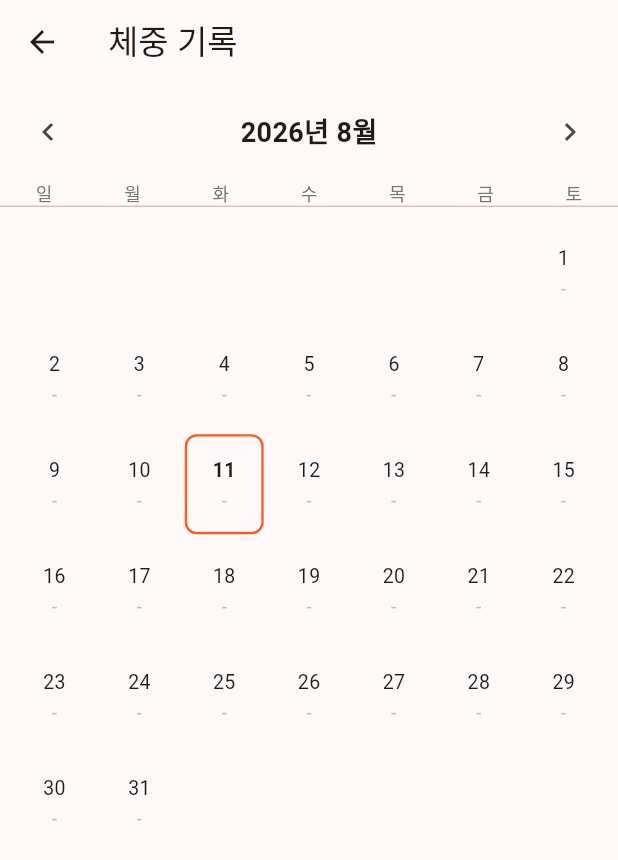
After one commit to a01065365623-lab/CalSnap, a Flutter app: the DailyLogScreen screen opened directly, after a tap on "체중 기록", on a phone screen of 412 x 824 dp. The commit adds this screen. Shown: the top 860 px of the screen. Run offline on Flutter 3.47's test engine with Material 3 defaults, Android fonts, the phone set to English and light mode, and no system bars; our stand-ins replace fl_chart, image_picker, shared_preferences, sqflite; missing offline and left inert: tflite_flutter; accounts and stored records are empty; Roboto replaces fonts that are missing (Pretendard).

Commit message:
feat: 체중 기록 캘린더, BMI/BMR 표시, 초기화/삭제 기능 추가
- 체중 기록 캘린더 화면 신규 추가 (weight_log 테이블, DB v3 마이그레이션)
- 설정 화면 및 체중 기록 화면에 BMI/BMR 표시
- 빠른측정/운동 입력 화면에 초기화 버튼, 오늘의 로그 전체 삭제 기능 추가
- 설정 화면 프로필 초기화 항목에 아이콘 추가로 가시성 개선

```diff
--- a/lib/db/database_helper.dart
+++ b/lib/db/database_helper.dart
@@ -19,7 +19,7 @@ class DatabaseHelper {
     final path = join(dbPath, 'calsnap.db');
     return openDatabase(
       path,
-      version: 2,
+      version: 3,
       onCreate: (db, version) async {
         await db.execute('''
           CREATE TABLE daily_log (
@@ -43,6 +43,12 @@ class DatabaseHelper {
             net_calories REAL DEFAULT 0
           )
         ''');
+        await db.execute('''
+          CREATE TABLE weight_log (
+            date TEXT PRIMARY KEY,
+            weight_kg REAL NOT NULL
+          )
+        ''');
       },
       onUpgrade: (db, oldVersion, newVersion) async {
         if (oldVersion < 2) {
@@ -51,6 +57,16 @@ class DatabaseHelper {
           await db.execute('ALTER TABLE daily_log ADD COLUMN carbsG REAL');
           await db.execute('ALTER TABLE daily_log ADD COLUMN proteinG REAL');
           await db.execute('ALTER TABLE daily_log ADD COLUMN fatG REAL');
+        }
+        if (oldVersion < 3) {
+          // 온보딩/프로필 체중(user_profile_service)과는 별개로, 날짜별 체중 추이를
+          // 기록하기 위한 테이블. 날짜당 하나만 유지한다(같은 날 재기록 시 덮어씀).
+          await db.execute('''
+            CREATE TABLE weight_log (
+              date TEXT PRIMARY KEY,
+              weight_kg REAL NOT NULL
+            )
+          ''');
         }
       },
     );
@@ -81,6 +97,16 @@ class DatabaseHelper {
     final db = await database;
     await db.delete('daily_log', where: 'id = ?', whereArgs: [id]);
     await _refreshDailySummary(_dateKey(date));
+  }
+
+  /// 해당 날짜의 로그를 전부 삭제한다("오늘 기록 전체 초기화" 등). 삭제 후
+  /// daily_summary도 그 날짜 기준으로 다시 계산되어 0으로 갱신된다.
+  Future<int> deleteLogsForDate(DateTime date) async {
+    final db = await database;
+    final key = _dateKey(date);
+    final count = await db.delete('daily_log', where: 'datetime LIKE ?', whereArgs: ['$key%']);
+    await _refreshDailySummary(key);
+    return count;
   }
 
   /// 여러 건을 한 번에 삽입한다 (트랜잭션 배치 + 날짜별 요약 1회씩만 갱신).
@@ -200,6 +226,50 @@ class DatabaseHelper {
         .toList();
   }
 
+  // ── weight_log (온보딩/프로필 체중과 별개인 날짜별 체중 기록) ──────
+
+  /// 해당 날짜의 체중을 기록/수정한다(같은 날짜면 덮어씀).
+  Future<void> setWeightForDate(DateTime date, double weightKg) async {
+    final db = await database;
+    await db.insert(
+      'weight_log',
+      {'date': _dateKey(date), 'weight_kg': weightKg},
+      conflictAlgorithm: ConflictAlgorithm.replace,
+    );
+  }
+
+  /// 해당 날짜의 체중 기록을 삭제한다(입력값을 비워 취소하는 용도).
+  Future<void> deleteWeightForDate(DateTime date) async {
+    final db = await database;
+    await db.delete('weight_log', where: 'date = ?', whereArgs: [_dateKey(date)]);
+  }
+
+  Future<double?> getWeightForDate(DateTime date) async {
+    final db = await database;
+    final rows = await db.query('weight_log', where: 'date = ?', whereArgs: [_dateKey(date)]);
+    if (rows.isEmpty) return null;
+    return (rows.first['weight_kg'] as num).toDouble();
+  }
+
+  /// 캘린더 한 달치처럼, 구간 내 날짜별 체중을 한 번에 조회한다. 키는 'yyyy-MM-dd'.
+  Future<Map<String, double>> getWeightsForRange(DateTime from, DateTime to) async {
+    final db = await database;
+    final rows = await db.query(
+      'weight_log',
+      where: 'date >= ? AND date <= ?',
+      whereArgs: [_dateKey(from), _dateKey(to)],
+    );
+    return {for (final r in rows) r['date'] as String: (r['weight_kg'] as num).toDouble()};
+  }
+
+  /// 가장 최근에 기록된 체중 하나(날짜 무관). 최신 체중 기준 표시용.
+  Future<double?> getLatestWeight() async {
+    final db = await database;
+    final rows = await db.query('weight_log', orderBy: 'date DESC', limit: 1);
+    if (rows.isEmpty) return null;
+    return (rows.first['weight_kg'] as num).toDouble();
+  }
+
   String _dateKey(DateTime d) =>
       '${d.year.toString().padLeft(4, '0')}-${d.month.toString().padLeft(2, '0')}-${d.day.toString().padLeft(2, '0')}';
 }
--- a/lib/screens/daily_log_screen.dart
+++ b/lib/screens/daily_log_screen.dart
@@ -5,6 +5,7 @@ import '../models/daily_log_entry.dart';
 import '../services/user_profile_service.dart';
 import '../utils/unit_converter.dart';
 import '../widgets/log_entry_tile.dart';
+import 'weight_log_screen.dart';
 
 class DailyLogScreen extends StatefulWidget {
   /// 조회할 날짜. 생략하면 오늘. 통계 화면 등에서 특정 날짜의 상세 내역을
@@ -78,6 +79,24 @@ class _DailyLogScreenState extends State<DailyLogScreen> {
     _load();
   }
 
+  Future<void> _deleteAllForDate() async {
+    final confirmed = await showDialog<bool>(
+      context: context,
+      builder: (context) => AlertDialog(
+        title: const Text('전체 삭제'),
+        content: const Text('이 날짜의 모든 기록을 삭제하시겠습니까?'),
+        actions: [
+          TextButton(onPressed: () => Navigator.pop(context, false), child: const Text('취소')),
+          TextButton(onPressed: () => Navigator.pop(context, true), child: const Text('삭제')),
+        ],
+      ),
+    );
+    if (confirmed != true) return;
+
+    await _db.deleteLogsForDate(_selectedDate);
+    _load();
+  }
+
   @override
   Widget build(BuildContext context) {
     return Scaffold(
@@ -95,11 +114,23 @@ class _DailyLogScreenState extends State<DailyLogScreen> {
             tooltip: '날짜 선택',
             onPressed: _pickDate,
           ),
+          if (_entries.isNotEmpty)
+            IconButton(
+              icon: const Icon(Icons.delete_sweep),
+              tooltip: '이 날짜 기록 전체 삭제',
+              onPressed: _deleteAllForDate,
+            ),
         ],
       ),
       body: Column(
         children: [
           _SummaryCard(summary: _summary),
+          _WeightLogEntryCard(
+            onTap: () => Navigator.push(
+              context,
+              MaterialPageRoute(builder: (_) => const WeightLogScreen()),
+            ),
+          ),
           _NutrientsCard(entries: _entries),
           Expanded(
             child: _entries.isEmpty
@@ -162,6 +193,26 @@ class _SummaryCard extends StatelessWidget {
   }
 }
 
+/// 체중 기록 캘린더(WeightLogScreen)로 이동하는 진입점 카드.
+class _WeightLogEntryCard extends StatelessWidget {
+  final VoidCallback onTap;
+  const _WeightLogEntryCard({required this.onTap});
+
+  @override
+  Widget build(BuildContext context) {
+    return Card(
+      margin: const EdgeInsets.fromLTRB(12, 0, 12, 12),
+      child: ListTile(
+        leading: const Icon(Icons.monitor_weight_outlined),
+        title: const Text('체중 기록'),
+        subtitle: const Text('날짜별 체중을 기록하고 추이를 확인해요'),
+        trailing: const Icon(Icons.chevron_right),
+        onTap: onTap,
+      ),
+    );
+  }
+}
+
 /// 그날 음식 기록들의 탄수화물/단백질/지방 합계를 보여준다. 각 항목의 값은 이미
 /// 실제 섭취량 기준으로 환산되어 저장돼 있으므로(calories와 동일한 방식) 그대로 더하면 된다.
 /// 운동/물 기록은 영양소와 무관하므로 집계에서 제외하고, 값이 없는(null) 과거 기록은 0으로 취급한다.
--- /dev/null
+++ b/lib/screens/weight_log_screen.dart
@@ -0,0 +1,241 @@
+import 'package:flutter/material.dart';
+
+import '../db/database_helper.dart';
+import '../services/user_profile_service.dart';
+import '../utils/bmr_calculator.dart';
+
+/// 온보딩/프로필 체중(user_profile_service)과는 별개로, 날짜별 체중을 기록해
+/// 다이어트 추이를 확인하기 위한 캘린더 화면.
+class WeightLogScreen extends StatefulWidget {
+  const WeightLogScreen({super.key});
+
+  @override
+  State<WeightLogScreen> createState() => _WeightLogScreenState();
+}
+
+class _WeightLogScreenState extends State<WeightLogScreen> {
+  static const List<String> _weekdayLabels = ['일', '월', '화', '수', '목', '금', '토'];
+
+  late DateTime _month; // 보고 있는 달의 1일
+  Map<String, double> _weights = {};
+  bool _loading = true;
+
+  // 최신 체중 기준 BMI 표시용(키는 온보딩 프로필 값 사용, 보고 있는 달과는 무관).
+  double? _latestWeightKg;
+  double? _heightCm;
+
+  @override
+  void initState() {
+    super.initState();
+    final now = DateTime.now();
+    _month = DateTime(now.year, now.month, 1);
+    _load();
+    _loadBmiInputs();
+  }
+
+  Future<void> _loadBmiInputs() async {
+    final profile = await UserProfileService.instance.getProfile();
+    final latestWeight = await DatabaseHelper.instance.getLatestWeight();
+    if (mounted) {
+      setState(() {
+        _heightCm = profile?.heightCm;
+        _latestWeightKg = latestWeight;
+      });
+    }
+  }
+
+  /// 키(프로필)와 최신 체중 기록이 모두 있어야 계산 가능. 없으면 null(표시 안 함).
+  String? get _bmiSummary {
+    final height = _heightCm;
+    final weight = _latestWeightKg;
+    if (height == null || weight == null) return null;
+    final bmi = calculateBmi(weightKg: weight, heightCm: height);
+    return '최신 체중 ${weight.toStringAsFixed(1)}kg · BMI ${bmi.toStringAsFixed(1)} (${getBmiCategory(bmi)})';
+  }
+
+  String _dateKey(DateTime d) =>
+      '${d.year.toString().padLeft(4, '0')}-${d.month.toString().padLeft(2, '0')}-${d.day.toString().padLeft(2, '0')}';
+
+  Future<void> _load() async {
+    setState(() => _loading = true);
+    final from = _month;
+    final to = DateTime(_month.year, _month.month + 1, 0); // 이번 달 마지막 날
+    final weights = await DatabaseHelper.instance.getWeightsForRange(from, to);
+    if (mounted) {
+      setState(() {
+        _weights = weights;
+        _loading = false;
+      });
+    }
+  }
+
+  void _changeMonth(int delta) {
+    setState(() => _month = DateTime(_month.year, _month.month + delta, 1));
+    _load();
+  }
+
+  Future<void> _editWeight(DateTime date) async {
+    final key = _dateKey(date);
+    final existing = _weights[key];
+    final controller = TextEditingController(text: existing?.toStringAsFixed(1) ?? '');
+
+    final result = await showDialog<_WeightDialogResult>(
+      context: context,
+      builder: (context) => AlertDialog(
+        title: Text('${date.month}월 ${date.day}일 체중'),
+        content: TextField(
+          controller: controller,
+          autofocus: true,
+          keyboardType: const TextInputType.numberWithOptions(decimal: true),
+          decoration: const InputDecoration(
+            suffixText: 'kg',
+            border: OutlineInputBorder(),
+            isDense: true,
+          ),
+        ),
+        actions: [
+          if (existing != null)
+            TextButton(
+              onPressed: () => Navigator.pop(context, const _WeightDialogResult.deleted()),
+              child: const Text('삭제'),
+            ),
+          TextButton(onPressed: () => Navigator.pop(context), child: const Text('취소')),
+          TextButton(
+            onPressed: () {
+              final value = double.tryParse(controller.text.trim());
+              if (value == null || value <= 0) return;
+              Navigator.pop(context, _WeightDialogResult.saved(value));
+            },
+            child: const Text('저장'),
+          ),
+        ],
+      ),
+    );
+    if (result == null) return;
+
+    if (result.isDelete) {
+      await DatabaseHelper.instance.deleteWeightForDate(date);
+    } else if (result.value != null) {
+      await DatabaseHelper.instance.setWeightForDate(date, result.value!);
+    }
+    _load();
+    _loadBmiInputs();
+  }
+
+  @override
+  Widget build(BuildContext context) {
+    final firstDayOffset = DateTime(_month.year, _month.month, 1).weekday % 7; // 일요일 시작 기준 빈칸 수
+    final daysInMonth = DateTime(_month.year, _month.month + 1, 0).day;
+    final now = DateTime.now();
+
+    return Scaffold(
+      appBar: AppBar(title: const Text('체중 기록')),
+      body: Column(
+        children: [
+          Padding(
+            padding: const EdgeInsets.symmetric(horizontal: 8, vertical: 8),
+            child: Row(
+              mainAxisAlignment: MainAxisAlignment.spaceBetween,
+              children: [
+                IconButton(
+                  icon: const Icon(Icons.chevron_left),
+                  onPressed: () => _changeMonth(-1),
+                ),
+                Text(
+                  '${_month.year}년 ${_month.month}월',
+                  style: const TextStyle(fontSize: 18, fontWeight: FontWeight.bold),
+                ),
+                IconButton(
+                  icon: const Icon(Icons.chevron_right),
+                  onPressed: () => _changeMonth(1),
+                ),
+              ],
+            ),
+          ),
+          if (_bmiSummary != null)
+            Padding(
+              padding: const EdgeInsets.only(bottom: 8),
+              child: Text(
+                _bmiSummary!,
+                style: TextStyle(fontSize: 12, color: Colors.grey.shade600),
+              ),
+            ),
+          Row(
+            children: [
+              for (final label in _weekdayLabels)
+                Expanded(
+                  child: Center(
+                    child: Text(label, style: TextStyle(color: Colors.grey.shade600, fontSize: 12)),
+                  ),
+                ),
+            ],
+          ),
+          const Divider(height: 1),
+          Expanded(
+            child: _loading
+                ? const Center(child: CircularProgressIndicator())
+                : GridView.builder(
+                    padding: const EdgeInsets.all(8),
+                    gridDelegate: const SliverGridDelegateWithFixedCrossAxisCount(
+                      crossAxisCount: 7,
+                      childAspectRatio: 0.8,
+                    ),
+                    itemCount: firstDayOffset + daysInMonth,
+                    itemBuilder: (context, index) {
+                      if (index < firstDayOffset) return const SizedBox.shrink();
+
+                      final day = index - firstDayOffset + 1;
+                      final date = DateTime(_month.year, _month.month, day);
+                      final key = _dateKey(date);
+                      final weight = _weights[key];
+                      final isToday =
+                          date.year == now.year && date.month == now.month && date.day == now.day;
+
+                      return InkWell(
+                        onTap: () => _editWeight(date),
+                        child: Container(
+                          margin: const EdgeInsets.all(2),
+                          decoration: BoxDecoration(
+                            borderRadius: BorderRadius.circular(8),
+                            border: isToday ? Border.all(color: Colors.deepOrange, width: 1.5) : null,
+                          ),
+                          child: Column(
+                            mainAxisAlignment: MainAxisAlignment.center,
+                            children: [
+                              Text(
+                                '$day',
+                                style: TextStyle(
+                                  fontSize: 13,
+                                  fontWeight: isToday ? FontWeight.bold : FontWeight.normal,
+                                ),
+                              ),
+                              const SizedBox(height: 2),
+                              Text(
+                                weight != null ? weight.toStringAsFixed(1) : '-',
+                                style: TextStyle(
+                                  fontSize: 12,
+                                  color: weight != null ? Colors.deepOrange : Colors.grey.shade400,
+                                  fontWeight: weight != null ? FontWeight.bold : FontWeight.normal,
+                                ),
+                              ),
+                            ],
+                          ),
+                        ),
+                      );
+                    },
+                  ),
+          ),
+        ],
+      ),
+    );
+  }
+}
+
+class _WeightDialogResult {
+  final double? value;
+  final bool isDelete;
+  const _WeightDialogResult.saved(this.value) : isDelete = false;
+  const _WeightDialogResult.deleted()
+      : value = null,
+        isDelete = true;
+}
--- a/lib/utils/bmr_calculator.dart
+++ b/lib/utils/bmr_calculator.dart
@@ -26,3 +26,17 @@ double calculateGoalCalories({
 }) {
   return calculateBmr(gender: gender, age: age, heightCm: heightCm, weightKg: weightKg) * activityFactor;
 }
+
+/// 체질량지수(BMI, kg/m²)를 계산한다.
+double calculateBmi({required double weightKg, required double heightCm}) {
+  final heightM = heightCm / 100;
+  return weightKg / (heightM * heightM);
+}
+
+/// 대한비만학회 기준 BMI 분류.
+String getBmiCategory(double bmi) {
+  if (bmi < 18.5) return '저체중';
+  if (bmi < 23) return '정상';
+  if (bmi < 25) return '과체중';
+  return '비만';
+}
```
Also changed, not shown: lib/screens/exercise_input_screen.dart (+11 -0 lines), lib/screens/quick_mode_screen.dart (+12 -0 lines), lib/screens/settings_screen.dart (+38 -4 lines).
